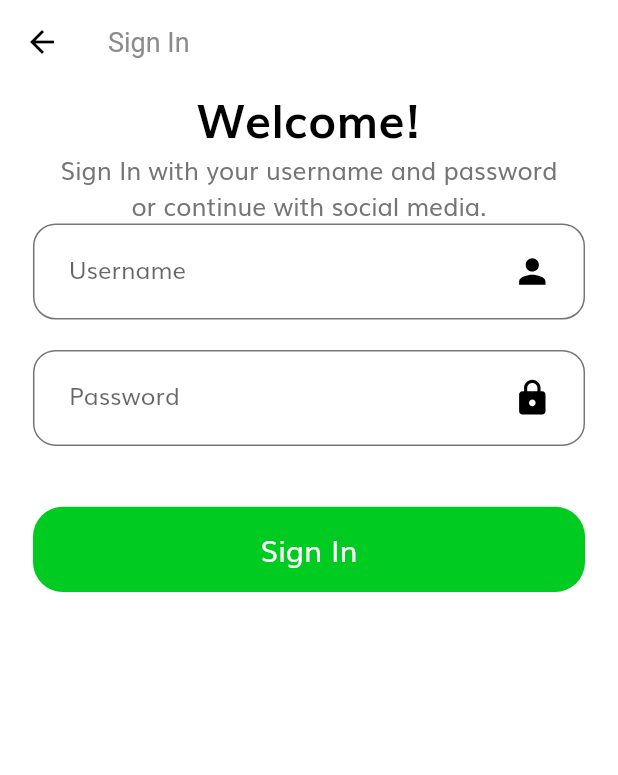
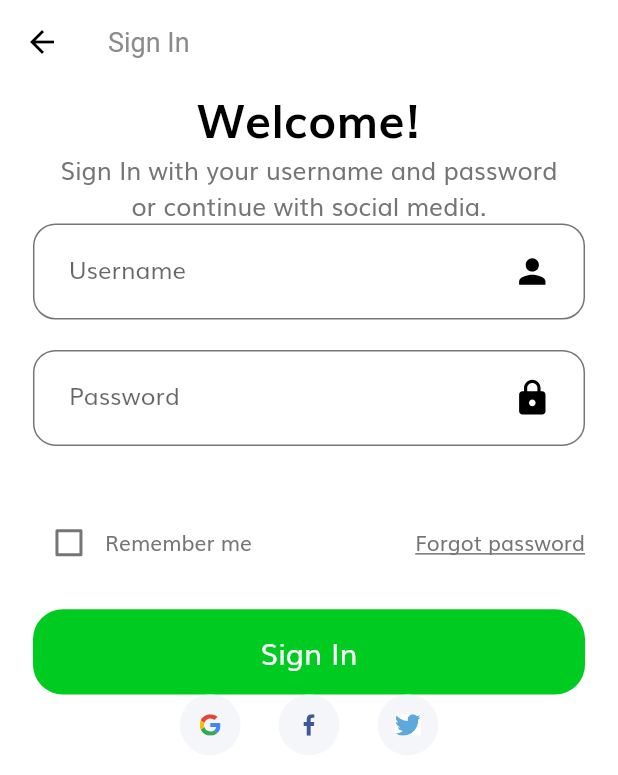
Before and after one commit to kesharaJayasinghe/flutterauth-app, a Flutter app: the screen it shows after launch, after a tap on "Continue", on a phone screen of 412 x 824 dp. Shown: the top 775 px of the screen. Run offline on Flutter 3.47's test engine with Material 2 defaults, Android fonts, the light colour scheme and no system bars; our stand-ins replace dio, flutter_svg, fluttertoast.

Commit message:
Added social cards

```diff
--- /dev/null
+++ b/lib/components/social_card.dart
@@ -0,0 +1,34 @@
+import 'package:flutter/material.dart';
+
+import 'package:flutter_svg/flutter_svg.dart';
+import 'package:flutterauthapp/size_config.dart';
+
+class SocialCard extends StatelessWidget {
+  const SocialCard({
+    Key key,
+    this.icon,
+    this.press,
+  }) : super(key: key);
+
+  final String icon;
+  final Function press;
+
+  @override
+  Widget build(BuildContext context) {
+    return GestureDetector(
+      onTap: press,
+      child: Container(
+        margin:
+            EdgeInsets.symmetric(horizontal: getProportionateScreenWidth(10)),
+        padding: EdgeInsets.all(getProportionateScreenWidth(12)),
+        height: getProportionateScreenHeight(40),
+        width: getProportionateScreenWidth(40),
+        decoration: BoxDecoration(
+          color: Color(0xFFF5F6F9),
+          shape: BoxShape.circle,
+        ),
+        child: SvgPicture.asset(icon),
+      ),
+    );
+  }
+}
--- a/lib/main.dart
+++ b/lib/main.dart
@@ -1,4 +1,5 @@
 import 'package:flutter/material.dart';
+
 import 'package:flutterauthapp/screens/splash/splashscreen.dart';
 import 'package:flutterauthapp/routes.dart';
 import 'package:flutterauthapp/theme.dart';
--- a/lib/screens/loginscreen.dart
+++ b/lib/screens/loginscreen.dart
@@ -1,4 +1,5 @@
 import 'package:flutter/material.dart';
+
 import 'package:flutterauthapp/services/authenticate.dart';
 import 'package:fluttertoast/fluttertoast.dart';
 
--- a/lib/screens/sign_in/components/body.dart
+++ b/lib/screens/sign_in/components/body.dart
@@ -1,9 +1,7 @@
 import 'package:flutter/material.dart';
 
-import 'package:flutterauthapp/components/default_button.dart';
-import 'package:flutterauthapp/constants.dart';
-import 'package:flutterauthapp/screens/sign_in/components/custom_sufix_icon.dart';
-import 'package:flutterauthapp/screens/sign_in/components/form_error.dart';
+import 'package:flutterauthapp/components/social_card.dart';
+import 'package:flutterauthapp/screens/sign_in/components/signin_form.dart';
 import 'package:flutterauthapp/size_config.dart';
 
 class Body extends StatelessWidget {
@@ -34,6 +32,23 @@ class Body extends StatelessWidget {
                 ),
               ),
               SignForm(),
+              Row(
+                mainAxisAlignment: MainAxisAlignment.center,
+                children: [
+                  SocialCard(
+                    icon: "assets/icons/google.svg",
+                    press: () {},
+                  ),
+                  SocialCard(
+                    icon: "assets/icons/facebook.svg",
+                    press: () {},
+                  ),
+                  SocialCard(
+                    icon: "assets/icons/twitter.svg",
+                    press: () {},
+                  ),
+                ],
+              ),
             ],
           ),
         ),
@@ -41,120 +56,3 @@ class Body extends StatelessWidget {
     );
   }
 }
-
-class SignForm extends StatefulWidget {
-  @override
-  _SignFormState createState() => _SignFormState();
-}
-
-class _SignFormState extends State<SignForm> {
-  final _formKey = GlobalKey<FormState>();
-  String username;
-  String password;
-  final List<String> errors = [];
-
-  @override
-  Widget build(BuildContext context) {
-    return Form(
-      key: _formKey,
-      child: Column(
-        children: [
-          buildUsernameFormField(),
-          SizedBox(height: getProportionateScreenHeight(20)),
-          buildPasswordFormField(),
-          SizedBox(height: getProportionateScreenHeight(20)),
-          FormError(errors: errors),
-          SizedBox(height: getProportionateScreenHeight(20)),
-          DefaultButton(
-            text: "Sign In",
-            press: () {
-              if (_formKey.currentState.validate()) {
-                _formKey.currentState.save();
-              }
-            },
-          ),
-        ],
-      ),
-    );
-  }
-
-  TextFormField buildPasswordFormField() {
-    return TextFormField(
-      obscureText: true,
-      onSaved: (newValue) => password = newValue,
-      onChanged: (value) {
-        if (value.isNotEmpty && errors.contains(kPwdNullError)) {
-          setState(() {
-            errors.remove(kPwdNullError);
-          });
-        } else if (value.length >= 8 && errors.contains(kShortPwdError)) {
-          setState(() {
-            errors.remove(kShortPwdError);
-          });
-        }
-        return null;
-      },
-      validator: (value) {
-        if (value.isEmpty && !errors.contains(kPwdNullError)) {
-          setState(() {
-            errors.add(kPwdNullError);
-          });
-        } else if (value.length < 8 && !errors.contains(kShortPwdError)) {
-          setState(() {
-            errors.add(kShortPwdError);
-          });
-        }
-        return null;
-      },
-      decoration: InputDecoration(
-        labelText: "Password",
-        hintText: "Enter your password",
-        // floatingLabelBehavior: FloatingLabelBehavior.always,
-        suffixIcon: CustomSufixIcon(
-          svgIcon: "assets/icons/lock.svg",
-        ),
-      ),
-    );
-  }
-
-  TextFormField buildUsernameFormField() {
-    return TextFormField(
-      keyboardType: TextInputType.text,
-      onSaved: (newValue) => username = newValue,
-      onChanged: (value) {
-        if (value.isNotEmpty && errors.contains(kUsernameNullError)) {
-          setState(() {
-            errors.remove(kUsernameNullError);
-          });
-        } else if (usernameValidatorRegExp.hasMatch(value) &&
-            errors.contains(kInvalidUsernameError)) {
-          setState(() {
-            errors.remove(kInvalidUsernameError);
-          });
-        }
-        return null;
-      },
-      validator: (value) {
-        if (value.isEmpty && !errors.contains(kUsernameNullError)) {
-          setState(() {
-            errors.add(kUsernameNullError);
-          });
-        } else if (!usernameValidatorRegExp.hasMatch(value) &&
-            !errors.contains(kInvalidUsernameError)) {
-          setState(() {
-            errors.add(kInvalidUsernameError);
-          });
-        }
-        return null;
-      },
-      decoration: InputDecoration(
-        labelText: "Username",
-        hintText: "Enter your username",
-        // floatingLabelBehavior: FloatingLabelBehavior.always,
-        suffixIcon: CustomSufixIcon(
-          svgIcon: "assets/icons/person.svg",
-        ),
-      ),
-    );
-  }
-}
--- /dev/null
+++ b/lib/screens/sign_in/components/signin_form.dart
@@ -0,0 +1,145 @@
+import 'package:flutter/material.dart';
+
+import 'package:flutterauthapp/constants.dart';
+import 'package:flutterauthapp/size_config.dart';
+import 'package:flutterauthapp/components/default_button.dart';
+import 'package:flutterauthapp/components/custom_sufix_icon.dart';
+import 'package:flutterauthapp/components/form_error.dart';
+
+class SignForm extends StatefulWidget {
+  @override
+  _SignFormState createState() => _SignFormState();
+}
+
+class _SignFormState extends State<SignForm> {
+  final _formKey = GlobalKey<FormState>();
+  String username;
+  String password;
+  bool remember = false;
+  final List<String> errors = [];
+
+  @override
+  Widget build(BuildContext context) {
+    return Form(
+      key: _formKey,
+      child: Column(
+        children: [
+          buildUsernameFormField(),
+          SizedBox(height: getProportionateScreenHeight(20)),
+          buildPasswordFormField(),
+          SizedBox(height: getProportionateScreenHeight(20)),
+          FormError(errors: errors),
+          SizedBox(height: getProportionateScreenHeight(20)),
+          Row(
+            children: [
+              Checkbox(
+                value: remember,
+                activeColor: kPrimaryColor,
+                onChanged: (value) {
+                  setState(() {
+                    remember = value;
+                  });
+                },
+              ),
+              Text("Remember me"),
+              Spacer(),
+              Text(
+                "Forgot password",
+                style: TextStyle(decoration: TextDecoration.underline),
+              ),
+            ],
+          ),
+          SizedBox(height: getProportionateScreenHeight(20)),
+          DefaultButton(
+            text: "Sign In",
+            press: () {
+              if (_formKey.currentState.validate()) {
+                _formKey.currentState.save();
+              }
+            },
+          ),
+        ],
+      ),
+    );
+  }
+
+  TextFormField buildPasswordFormField() {
+    return TextFormField(
+      obscureText: true,
+      onSaved: (newValue) => password = newValue,
+      onChanged: (value) {
+        if (value.isNotEmpty && errors.contains(kPwdNullError)) {
+          setState(() {
+            errors.remove(kPwdNullError);
+          });
+        } else if (value.length >= 8 && errors.contains(kShortPwdError)) {
+          setState(() {
+            errors.remove(kShortPwdError);
+          });
+        }
+        return null;
+      },
+      validator: (value) {
+        if (value.isEmpty && !errors.contains(kPwdNullError)) {
+          setState(() {
+            errors.add(kPwdNullError);
+          });
+        } else if (value.length < 8 && !errors.contains(kShortPwdError)) {
+          setState(() {
+            errors.add(kShortPwdError);
+          });
+        }
+        return null;
+      },
+      decoration: InputDecoration(
+        labelText: "Password",
+        hintText: "Enter your password",
+        // floatingLabelBehavior: FloatingLabelBehavior.always,
+        suffixIcon: CustomSufixIcon(
+          svgIcon: "assets/icons/lock.svg",
+        ),
+      ),
+    );
+  }
+
+  TextFormField buildUsernameFormField() {
+    return TextFormField(
+      keyboardType: TextInputType.text,
+      onSaved: (newValue) => username = newValue,
+      onChanged: (value) {
+        if (value.isNotEmpty && errors.contains(kUsernameNullError)) {
+          setState(() {
+            errors.remove(kUsernameNullError);
+          });
+        } else if (usernameValidatorRegExp.hasMatch(value) &&
+            errors.contains(kInvalidUsernameError)) {
+          setState(() {
+            errors.remove(kInvalidUsernameError);
+          });
+        }
+        return null;
+      },
+      validator: (value) {
+        if (value.isEmpty && !errors.contains(kUsernameNullError)) {
+          setState(() {
+            errors.add(kUsernameNullError);
+          });
+        } else if (!usernameValidatorRegExp.hasMatch(value) &&
+            !errors.contains(kInvalidUsernameError)) {
+          setState(() {
+            errors.add(kInvalidUsernameError);
+          });
+        }
+        return null;
+      },
+      decoration: InputDecoration(
+        labelText: "Username",
+        hintText: "Enter your username",
+        // floatingLabelBehavior: FloatingLabelBehavior.always,
+        suffixIcon: CustomSufixIcon(
+          svgIcon: "assets/icons/person.svg",
+        ),
+      ),
+    );
+  }
+}
--- a/lib/theme.dart
+++ b/lib/theme.dart
@@ -1,4 +1,5 @@
 import 'package:flutter/material.dart';
+
 import 'constants.dart';
 
 ThemeData theme() {
```
Also changed, not shown: assets/icons/facebook.svg (added), assets/icons/google.svg (added), assets/icons/twitter.svg (added), lib/components/custom_sufix_icon.dart (renamed from lib/screens/sign_in/components/custom_sufix_icon.dart), lib/components/form_error.dart (renamed from lib/screens/sign_in/components/form_error.dart).
